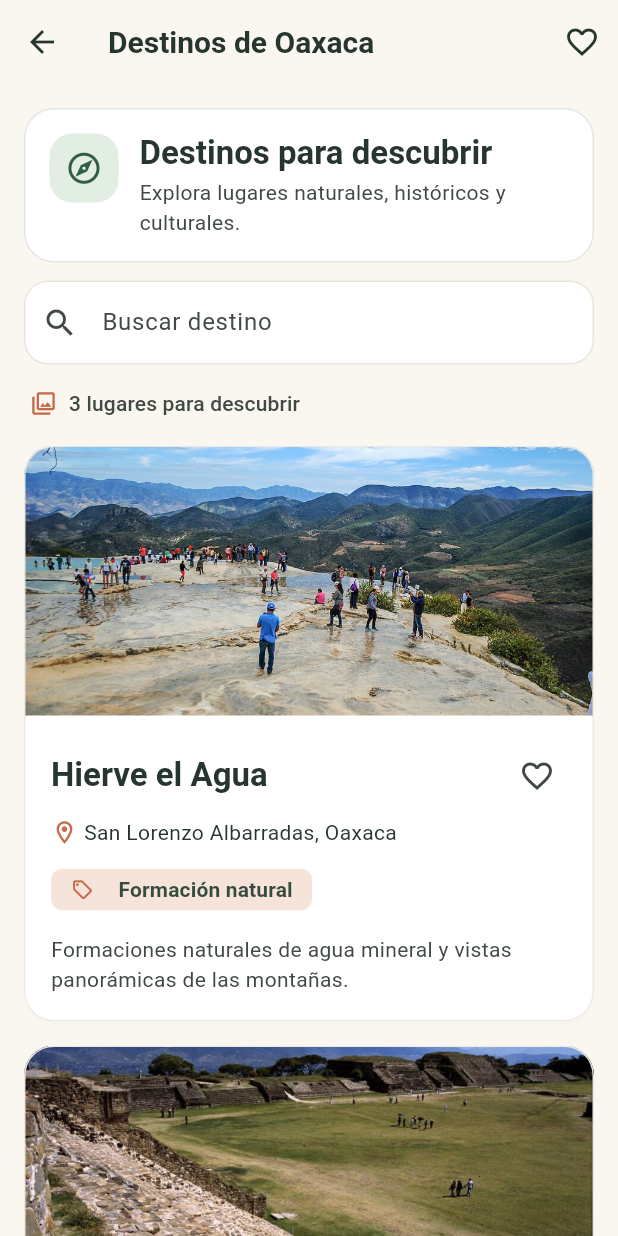
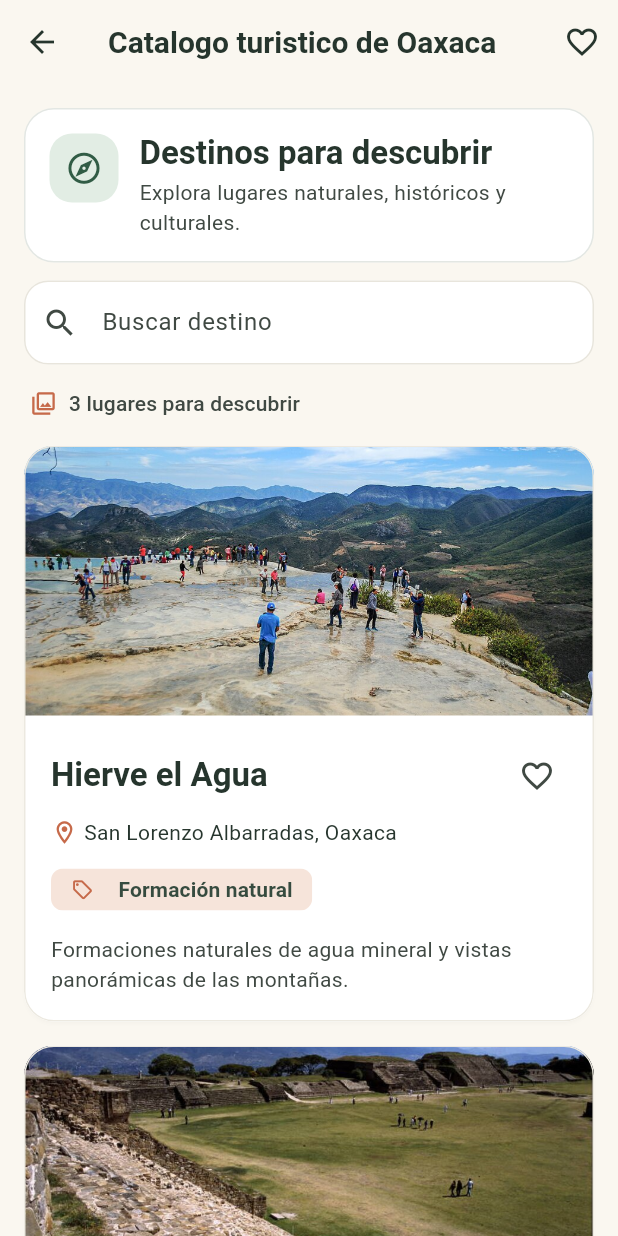
Before and after one commit to Felix-Angel/Poryecto-explora-oaxaca, a Flutter app: the screen it shows after launch, after a tap on "Ver catálogo de destinos", on a phone screen of 412 x 824 dp. Run offline on Flutter 3.47's test engine with Material 3 defaults, Android fonts, the phone set to English and light mode, and no system bars.

Commit message:
Conflicto 2: actualizar titulo del catalogo desde companero

```diff
--- a/lib/features/catalogo/pages/pantalla_catalogo.dart
+++ b/lib/features/catalogo/pages/pantalla_catalogo.dart
@@ -36,7 +36,7 @@ class _PantallaCatalogoState extends State<PantallaCatalogo> {
   @override
   Widget build(BuildContext context) => Scaffold(
     appBar: AppBar(
-      title: const Text('Destinos de Oaxaca'),
+      title: const Text('Catalogo turistico de Oaxaca'),
       actions: [
         IconButton(
           tooltip: 'Ver favoritos',
```
